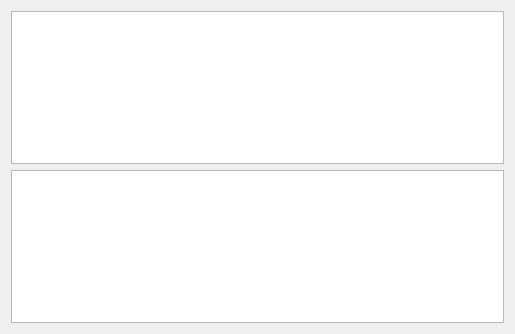
Above: akonadi/akonadi-dialog.ui from KDE/akunambol before the change. Below: the same form after it.
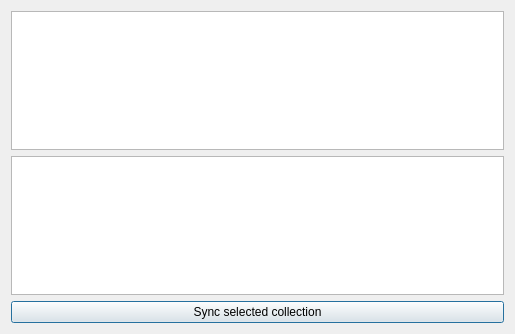
That is the form after the change.

Commit message: it should be doing a very bad, hardcoded and basic sync, which doesn't work anyways. now onto fixing it :)

What changed in the file:
```diff
--- a/akonadi/akonadi-dialog.ui
+++ b/akonadi/akonadi-dialog.ui
@@ -20,6 +20,13 @@
    <item row="1" column="0">
     <widget class="QTableWidget" name="contactsTable"/>
    </item>
+   <item row="2" column="0">
+    <widget class="QPushButton" name="syncButton">
+     <property name="text">
+      <string>Sync selected collection</string>
+     </property>
+    </widget>
+   </item>
   </layout>
  </widget>
  <layoutdefault spacing="6" margin="11"/>
```
The commit also changes 8 other files.
